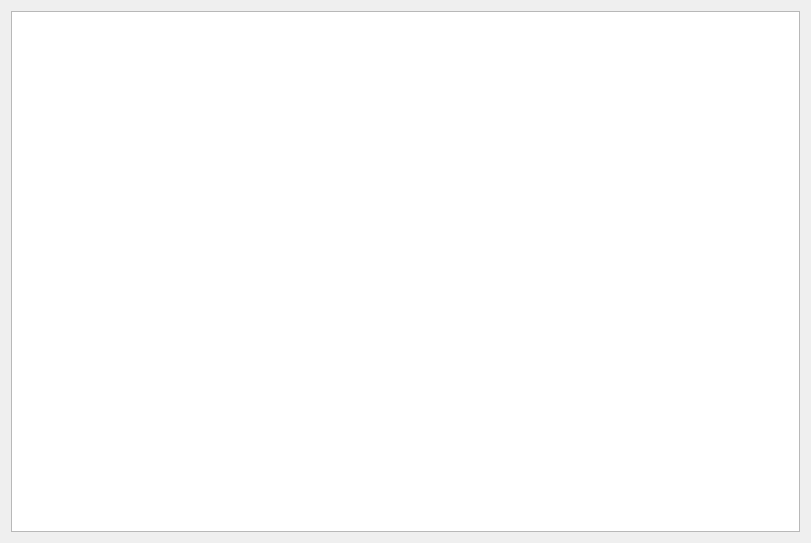
Above: HkFFmpegDemo/mainwindow.ui from fuzongjian/Qt-demos before the change. Below: the same form after it.
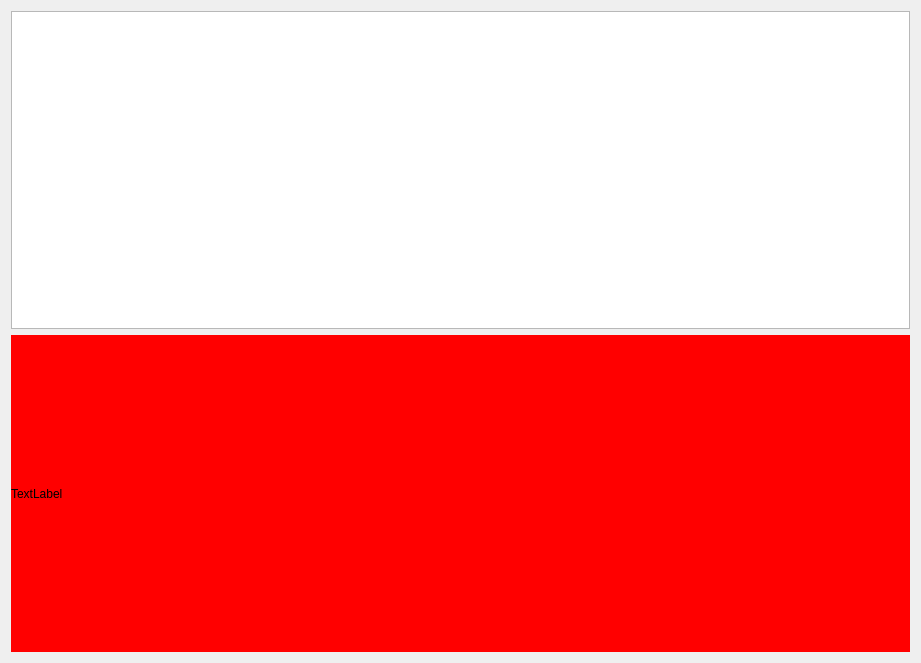
That is the form after the change.

Commit message: 视频处理，照片截图是黑色的，不晓得是什么原因 。

Diff of the .ui file:
```diff
--- a/HkFFmpegDemo/mainwindow.ui
+++ b/HkFFmpegDemo/mainwindow.ui
@@ -6,8 +6,8 @@
    <rect>
     <x>0</x>
     <y>0</y>
-    <width>811</width>
-    <height>543</height>
+    <width>921</width>
+    <height>663</height>
    </rect>
   </property>
   <property name="windowTitle">
@@ -18,6 +18,22 @@
     <item>
      <widget class="QTextEdit" name="textEdit"/>
     </item>
+    <item>
+     <widget class="QLabel" name="label">
+      <property name="sizePolicy">
+       <sizepolicy hsizetype="Expanding" vsizetype="Expanding">
+        <horstretch>0</horstretch>
+        <verstretch>0</verstretch>
+       </sizepolicy>
+      </property>
+      <property name="styleSheet">
+       <string notr="true">background-color: rgb(255, 0, 0);</string>
+      </property>
+      <property name="text">
+       <string>TextLabel</string>
+      </property>
+     </widget>
+    </item>
    </layout>
   </widget>
  </widget>
```
The commit also changes 2 other files.
